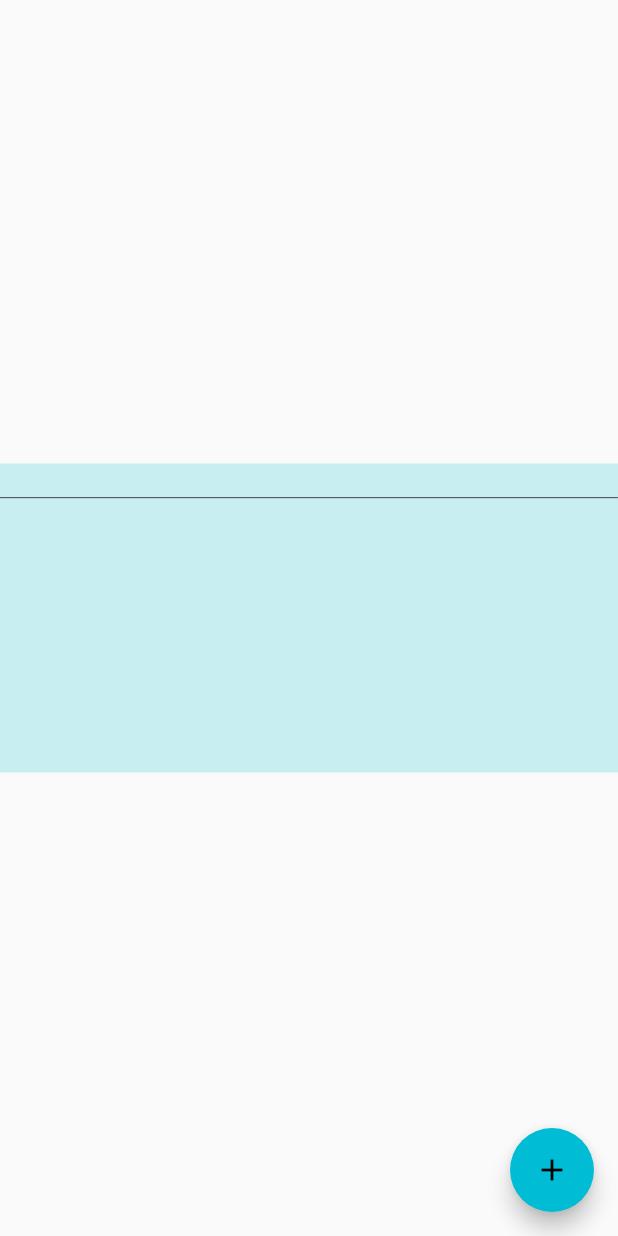
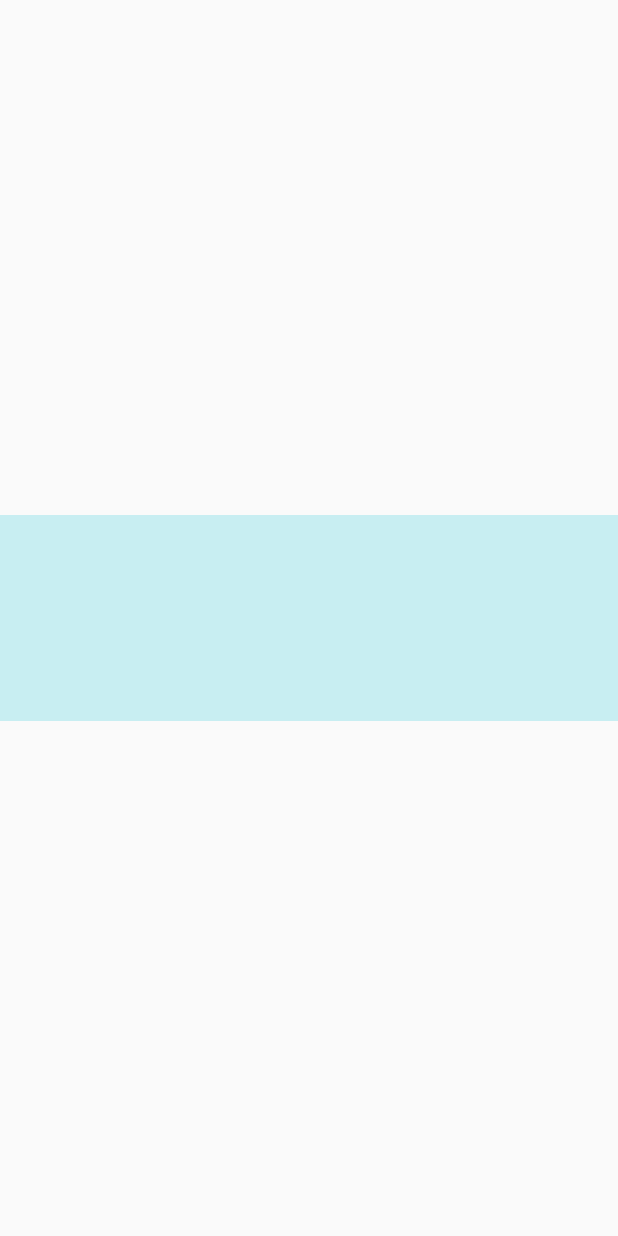
Before and after one commit to njm-khaki/real_time_spectrum_analyzer, a Flutter app: the screen it shows after launch, on a phone screen of 412 x 824 dp. Run offline on Flutter 3.47's test engine with Material 2 defaults, Android fonts, the phone set to English and light mode, and no system bars; missing offline and left inert: audio_streamer, fft.

Commit message:
とりあえずFFT実装

```diff
--- /dev/null
+++ b/realtime_spectrum_analyzer/lib/models/spectrum_analyzer/spectrum_analyzer_model.dart
@@ -0,0 +1,20 @@
+/// スペクトルアナライザーのモデルクラス
+class SpectrumAnalyzerModel {
+  bool _showWave = true;
+
+  List<double> _wave = [];
+
+  List<double> _spectrum = [];
+
+  bool get showWave => _showWave;
+
+  set showWave(bool showWave) => _showWave = showWave;
+
+  List<double> get wave => _wave;
+
+  set wave(List<double> wave) => _wave = wave;
+
+  List<double> get spectrum => _spectrum;
+
+  set spectrum(List<double> spectrum) => _spectrum = spectrum;
+}
--- a/realtime_spectrum_analyzer/lib/widgets/app.dart
+++ b/realtime_spectrum_analyzer/lib/widgets/app.dart
@@ -1,131 +1,24 @@
-import 'dart:math';
+import 'package:realtime_spectrum_analyzer/view_models/spectrum_analyzer/spectrum_analyzer_view_model.dart';
 
 import 'importer.dart';
 
+/// アプリ本体
 class App extends StatelessWidget {
   @override
-  Widget build(BuildContext context) {
-    return MaterialApp(
+  Widget build(BuildContext context) => MultiProvider(
+    providers: [
+      ChangeNotifierProvider(create: (_) {
+        final _analyzer = SpectrumAnalyzerViewModel();
+        _analyzer.start();
+        return _analyzer;
+      })
+    ],
+    child: MaterialApp(
       theme: ThemeData(
         primarySwatch: Colors.cyan,
       ),
-      home: MyHomePage(),
-    );
-  }
+      initialRoute: Routes.spectrumAnalyzer,
+      routes: Routes.routes,
+    ),
+  );
 }
-
-class MyHomePage extends StatefulWidget {
-  @override
-  _MyHomePageState createState() => _MyHomePageState();
-}
-
-class _MyHomePageState extends State<MyHomePage> {
-  final int _length = 4096;
-  List<double> _data = [];
-
-  @override
-  void initState() {
-    // TODO: implement initState
-    super.initState();
-    _generateRandData();
-  }
-
-  void _generateRandData() {
-    setState(() {
-      _data = List<double>.filled(_length, 0.0)
-          .map((double _value) => Random().nextDouble())
-          .toList();
-    });
-  }
-
-  @override
-  Widget build(BuildContext context) {
-    return Scaffold(
-      body: Container(
-        alignment: Alignment.center,
-        child: CustomPaint(
-          size: Size(MediaQuery.of(context).size.width,
-              MediaQuery.of(context).size.width / 2),
-          painter: SpectrumPainter(
-            data: _data,
-            color: Theme.of(context).primaryColor.withOpacity(0.2),
-          ),
-        ),
-      ),
-      floatingActionButton: FloatingActionButton(
-        onPressed: _generateRandData,
-        tooltip: 'Increment',
-        child: Icon(Icons.add),
-      ), // This trailing comma makes auto-formatting nicer for build methods.
-    );
-  }
-}
-
-class SpectrumPainter extends CustomPainter {
-  final List<double> data;
-  final Color color;
-
-  SpectrumPainter({required List<double> this.data, required Color this.color})
-      : super();
-
-  @override
-  bool shouldRepaint(covariant CustomPainter oldDelegate) => false;
-
-  @override
-  void paint(Canvas _canvas, Size _size) {
-    final Paint _red = Paint()..color = color;
-
-    final Rect _plotFrame = Rect.fromLTWH(
-      0,
-      0,
-      _size.width,
-      _size.height,
-    );
-    _canvas.drawRect(_plotFrame, _red);
-
-    for (int i = 0; i < data.length; i++) {
-      if (i == 0) {
-        continue;
-      }
-
-      final Offset _from = _dataMapping(
-        size: _size,
-        x: (i - 1) / data.length,
-        y: data[i - 1],
-      );
-
-      final Offset _to = _dataMapping(
-        size: _size,
-        x: i / data.length,
-        y: data[i],
-      );
-
-      _paintLine(
-        canvas: _canvas,
-        color: Colors.black,
-        from: _from,
-        to: _to,
-      );
-    }
-  }
-
-  void _paintLine({
-    required Canvas canvas,
-    required Color color,
-    required Offset to,
-    Offset from = Offset.zero,
-  }) =>
-      canvas.drawLine(
-        from,
-        to,
-        Paint()..color = color,
-      );
-
-  /// 表示領域に対する比率から座標を求める
-  Offset _dataMapping({
-    required Size size,
-    required double x,
-    required double y,
-  }) =>
-      Offset(size.width * x, size.height * y);
-}
--- a/realtime_spectrum_analyzer/lib/widgets/importer.dart
+++ b/realtime_spectrum_analyzer/lib/widgets/importer.dart
@@ -1 +1,6 @@
 export 'package:flutter/material.dart';
+export 'package:provider/provider.dart';
+
+export 'routes.dart';
+
+export './../view_models/spectrum_analyzer/spectrum_analyzer_view_model.dart';
--- /dev/null
+++ b/realtime_spectrum_analyzer/lib/widgets/routes.dart
@@ -0,0 +1,12 @@
+import 'importer.dart';
+
+import 'spectrum_analyzerspectrum_analyzer/spectrum_analyzerspectrum_analyzer.dart';
+
+/// ルーティング定義
+class Routes {
+  static const spectrumAnalyzer = '/spectrumAnalyzer';
+
+  static Map<String, WidgetBuilder> get routes => {
+    spectrumAnalyzer: (context) => SpectrumAnalyzer(),
+  };
+}
--- a/realtime_spectrum_analyzer/lib/widgets/spectrum_analyzerspectrum_analyzer/spectrum_analyzerspectrum_analyzer.dart
+++ b/realtime_spectrum_analyzer/lib/widgets/spectrum_analyzerspectrum_analyzer/spectrum_analyzerspectrum_analyzer.dart
@@ -0,0 +1,23 @@
+import 'dart:math';
+
+import 'package:realtime_spectrum_analyzer/widgets/spectrum_analyzerspectrum_analyzer/spectrum_canvas.dart';
+
+import './../importer.dart';
+
+import 'wave_canvas.dart';
+
+class SpectrumAnalyzer extends StatelessWidget {
+  @override
+  Widget build(BuildContext context) => Scaffold(
+        body: Container(
+          alignment: Alignment.center,
+          child: Column(
+            mainAxisAlignment: MainAxisAlignment.spaceAround,
+            children: [
+              // WaveCanves(),
+              SpectrumCanvas(),
+            ],
+          ),
+        ),
+      );
+}
--- /dev/null
+++ b/realtime_spectrum_analyzer/lib/widgets/spectrum_analyzerspectrum_analyzer/spectrum_canvas.dart
@@ -0,0 +1,22 @@
+import './../importer.dart';
+
+import 'spectrum_painter.dart';
+
+class SpectrumCanvas extends StatelessWidget {
+  @override
+  Widget build(BuildContext context) {
+    final List<double> _spectrum =
+        Provider.of<SpectrumAnalyzerViewModel>(context).spectrum;
+
+    return CustomPaint(
+      size: Size(
+        MediaQuery.of(context).size.width,
+        MediaQuery.of(context).size.width / 3,
+      ),
+      painter: SpectrumPainter(
+        data: _spectrum,
+        color: Theme.of(context).primaryColor.withOpacity(0.2),
+      ),
+    );
+  }
+}
--- /dev/null
+++ b/realtime_spectrum_analyzer/lib/widgets/spectrum_analyzerspectrum_analyzer/spectrum_painter.dart
@@ -0,0 +1,93 @@
+import 'dart:math';
+
+import './../importer.dart';
+
+class SpectrumPainter extends CustomPainter {
+  final List<double> data;
+  final Color color;
+
+  SpectrumPainter({
+    @required List<double> this.data,
+    @required Color this.color,
+  }) : super();
+
+  @override
+  bool shouldRepaint(covariant CustomPainter oldDelegate) => true;
+
+  @override
+  void paint(Canvas _canvas, Size _size) {
+    final Paint _background = Paint()..color = color;
+
+    final Rect _plotFrame = Rect.fromLTWH(
+      0,
+      0,
+      _size.width,
+      _size.height,
+    );
+    _canvas.drawRect(_plotFrame, _background);
+
+    for (int i = 0; i < data.length; i++) {
+      if (i == 0) {
+        continue;
+      }
+
+      /// リストの最大値と最小値を取得
+      final double _max = data.reduce(max);
+      final double _min = data.reduce(min);
+
+      final Offset _from = _dataMapping(
+        size: _size,
+        x: (i - 1) / data.length,
+        y: _mappingRate(
+          value: data[i - 1],
+          max: _max,
+          min: _min,
+        ),
+      );
+
+      final Offset _to = _dataMapping(
+        size: _size,
+        x: i / data.length,
+        y: _mappingRate(
+          value: data[i],
+          max: _max,
+          min: _min,
+        ),
+      );
+
+      _paintLine(
+        canvas: _canvas,
+        color: Colors.black,
+        from: _from,
+        to: _to,
+      );
+    }
+  }
+
+  void _paintLine({
+    @required Canvas canvas,
+    @required Color color,
+    @required Offset to,
+    Offset from = Offset.zero,
+  }) =>
+      canvas.drawLine(
+        from,
+        to,
+        Paint()..color = color,
+      );
+
+  double _mappingRate({
+    @required double value,
+    @required double max,
+    double min = 0,
+  }) =>
+      (value - min) / (max - min);
+
+  /// 表示領域に対する比率から座標を求める
+  Offset _dataMapping({
+    @required Size size,
+    @required double x,
+    @required double y,
+  }) =>
+      Offset(size.width * x, size.height - size.height * y);
+}
--- a/realtime_spectrum_analyzer/pubspec.yaml
+++ b/realtime_spectrum_analyzer/pubspec.yaml
@@ -18,7 +18,7 @@ publish_to: 'none' # Remove this line if you wish to publish to pub.dev
 version: 1.0.0+1
 
 environment:
-  sdk: ">=2.12.0 <3.0.0"
+  sdk: ">=2.7.0 <3.0.0"
 
 dependencies:
   flutter:
@@ -30,6 +30,7 @@ dependencies:
   cupertino_icons: ^1.0.2
   audio_streamer: ^2.0.3
   provider: ^6.0.0
+  fft: ^0.3.0
 
 dev_dependencies:
   flutter_native_splash: ^1.2.1
```
Also changed, not shown: realtime_spectrum_analyzer/lib/view_models/spectrum_analyzer/spectrum_analyzer_view_model.dart (added, +84 -0 lines), realtime_spectrum_analyzer/lib/widgets/spectrum_analyzerspectrum_analyzer/wave_canvas.dart (added, +28 -0 lines), realtime_spectrum_analyzer/pubspec.lock, 2 other files.
